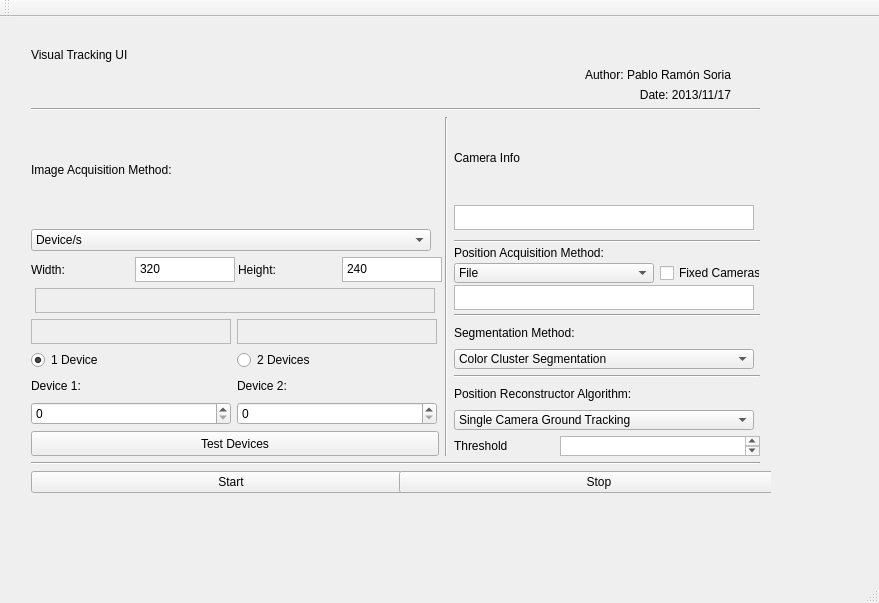
First picture: the form in VisualTrackingUI-QT/VisualTrackingUI-QT/mainwindow.ui, repository Bardo91/DepartamentoESI, before the edit.
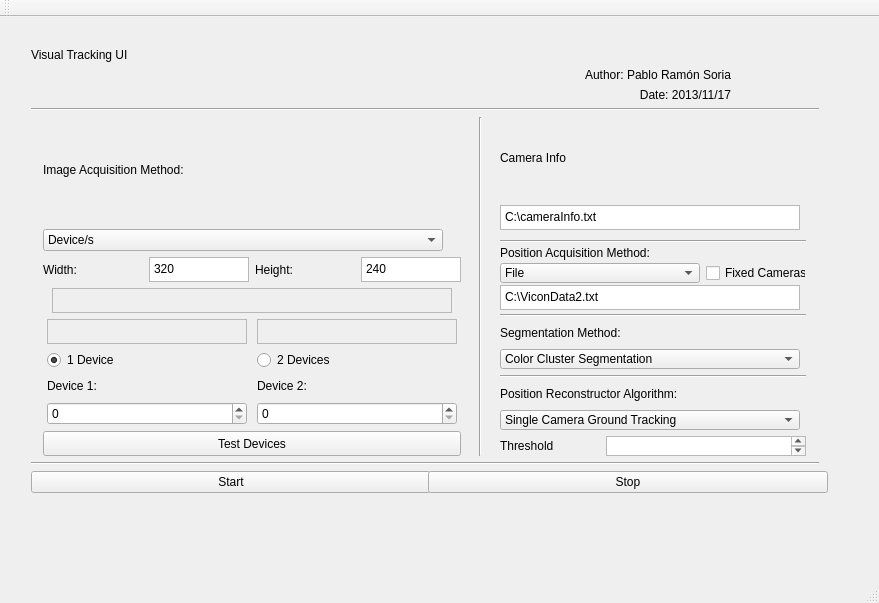
Second picture: the form after the edit.

Diff of the .ui file:
```diff
--- a/VisualTrackingUI-QT/VisualTrackingUI-QT/mainwindow.ui
+++ b/VisualTrackingUI-QT/VisualTrackingUI-QT/mainwindow.ui
@@ -19,7 +19,7 @@
      <rect>
       <x>20</x>
       <y>20</y>
-      <width>751</width>
+      <width>810</width>
       <height>477</height>
      </rect>
     </property>
@@ -554,6 +554,9 @@
                  <height>25</height>
                 </size>
                </property>
+               <property name="plainText">
+                <string>C:\cameraInfo.txt</string>
+               </property>
               </widget>
              </item>
             </layout>
@@ -656,6 +659,9 @@
                <height>20</height>
               </size>
              </property>
+             <property name="plainText">
+              <string>C:\ViconData2.txt</string>
+             </property>
             </widget>
            </item>
           </layout>
```
